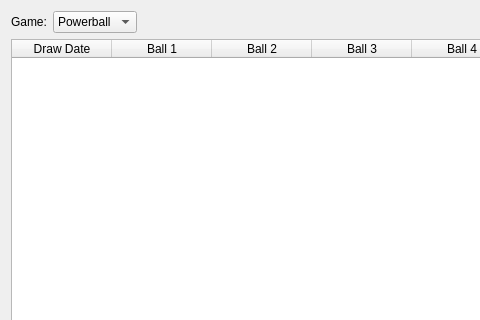
Old version of the form LottoWindow.ui in the repository SD-MotoRider/QTLottoTracker; both pictures show x 0 to 480 and y 0 to 320 of the 714 by 476 pixel window.
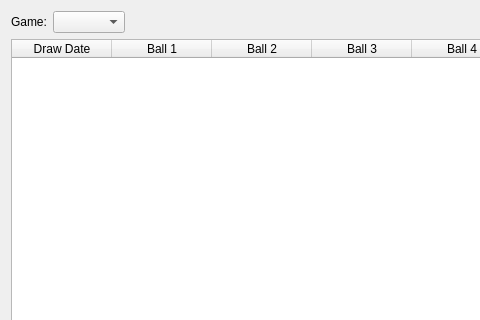
New version of the form.

```diff
--- a/LottoWindow.ui
+++ b/LottoWindow.ui
@@ -24,13 +24,7 @@
       </widget>
      </item>
      <item>
-      <widget class="QComboBox" name="comboBox">
-       <item>
-        <property name="text">
-         <string>Powerball</string>
-        </property>
-       </item>
-      </widget>
+      <widget class="QComboBox" name="_gamesCombo"/>
      </item>
      <item>
       <spacer name="horizontalSpacer">
```
Left out of the diff: 2 changed lines with no effect on the pictures.
